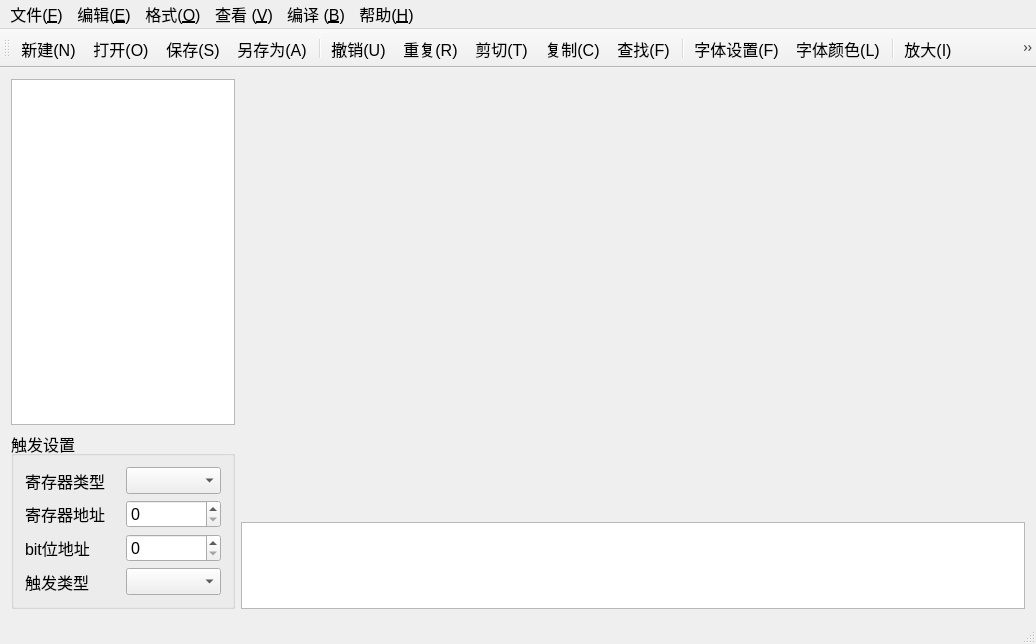
Before: the Qt Designer form codeeditor/qeditor.ui in leek520/WBP, drawn with Qt 5.
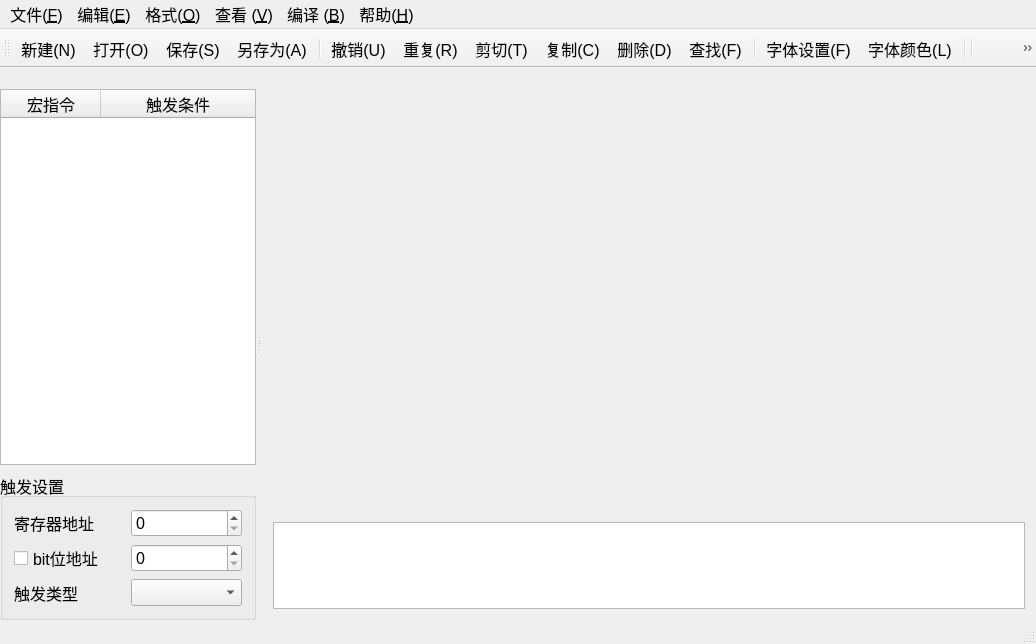
After: the same form once the commit is applied. Icons and pictures are not drawn. Custom widgets are drawn as their Qt base class.

The edit to the form file:
```diff
--- a/codeeditor/qeditor.ui
+++ b/codeeditor/qeditor.ui
@@ -22,82 +22,7 @@
    <string>宏指令编辑器</string>
   </property>
   <widget class="QWidget" name="centralWidget">
-   <layout class="QHBoxLayout" name="horizontalLayout" stretch="2,7">
-    <item>
-     <layout class="QVBoxLayout" name="verticalLayout" stretch="5,2">
-      <item>
-       <widget class="QTableWidget" name="tableWidget">
-        <property name="font">
-         <font>
-          <pointsize>12</pointsize>
-         </font>
-        </property>
-        <property name="columnCount">
-         <number>1</number>
-        </property>
-        <attribute name="horizontalHeaderVisible">
-         <bool>false</bool>
-        </attribute>
-        <attribute name="horizontalHeaderStretchLastSection">
-         <bool>true</bool>
-        </attribute>
-        <attribute name="verticalHeaderStretchLastSection">
-         <bool>false</bool>
-        </attribute>
-        <column/>
-       </widget>
-      </item>
-      <item>
-       <widget class="QGroupBox" name="groupBox">
-        <property name="title">
-         <string>触发设置</string>
-        </property>
-        <layout class="QGridLayout" name="gridLayout">
-         <item row="2" column="0">
-          <widget class="QLabel" name="label_6">
-           <property name="text">
-            <string>bit位地址</string>
-           </property>
-          </widget>
-         </item>
-         <item row="1" column="2">
-          <widget class="QSpinBox" name="regAddress"/>
-         </item>
-         <item row="1" column="0">
-          <widget class="QLabel" name="label_5">
-           <property name="text">
-            <string>寄存器地址</string>
-           </property>
-          </widget>
-         </item>
-         <item row="0" column="0">
-          <widget class="QLabel" name="label_2">
-           <property name="text">
-            <string>寄存器类型</string>
-           </property>
-          </widget>
-         </item>
-         <item row="0" column="2">
-          <widget class="QComboBox" name="regType"/>
-         </item>
-         <item row="2" column="2">
-          <widget class="QSpinBox" name="bitAddress"/>
-         </item>
-         <item row="3" column="0">
-          <widget class="QLabel" name="label_3">
-           <property name="text">
-            <string>触发类型</string>
-           </property>
-          </widget>
-         </item>
-         <item row="3" column="2">
-          <widget class="QComboBox" name="triggerType"/>
-         </item>
-        </layout>
-       </widget>
-      </item>
-     </layout>
-    </item>
+   <layout class="QHBoxLayout" name="horizontalLayout" stretch="7">
     <item>
      <layout class="QVBoxLayout" name="verticalLayout_2" stretch="10,2">
       <item>
@@ -227,18 +152,173 @@
    <addaction name="action_Redo"/>
    <addaction name="action_Cut"/>
    <addaction name="action_Copy"/>
+   <addaction name="action_Delete"/>
    <addaction name="action_Find"/>
    <addaction name="separator"/>
    <addaction name="action_Font"/>
    <addaction name="action_Color"/>
    <addaction name="separator"/>
-   <addaction name="action_Zoomout"/>
-   <addaction name="action_Zoomin"/>
    <addaction name="separator"/>
    <addaction name="action_Build"/>
    <addaction name="action_Clear"/>
   </widget>
   <widget class="QStatusBar" name="statusBar"/>
+  <widget class="QDockWidget" name="dockWidget">
+   <property name="features">
+    <set>QDockWidget::NoDockWidgetFeatures</set>
+   </property>
+   <attribute name="dockWidgetArea">
+    <number>1</number>
+   </attribute>
+   <widget class="QWidget" name="dockWidgetContents">
+    <layout class="QVBoxLayout" name="verticalLayout">
+     <property name="spacing">
+      <number>8</number>
+     </property>
+     <property name="leftMargin">
+      <number>0</number>
+     </property>
+     <property name="topMargin">
+      <number>0</number>
+     </property>
+     <property name="rightMargin">
+      <number>0</number>
+     </property>
+     <property name="bottomMargin">
+      <number>0</number>
+     </property>
+     <item>
+      <widget class="QTableWidget" name="tableWidget">
+       <property name="font">
+        <font>
+         <pointsize>12</pointsize>
+        </font>
+       </property>
+       <property name="columnCount">
+        <number>2</number>
+       </property>
+       <attribute name="horizontalHeaderVisible">
+        <bool>true</bool>
+       </attribute>
+       <attribute name="horizontalHeaderStretchLastSection">
+        <bool>true</bool>
+       </attribute>
+       <attribute name="verticalHeaderStretchLastSection">
+        <bool>false</bool>
+       </attribute>
+       <column>
+        <property name="text">
+         <string>宏指令</string>
+        </property>
+       </column>
+       <column>
+        <property name="text">
+         <string>触发条件</string>
+        </property>
+       </column>
+      </widget>
+     </item>
+     <item>
+      <widget class="QGroupBox" name="groupBox">
+       <property name="font">
+        <font>
+         <pointsize>12</pointsize>
+        </font>
+       </property>
+       <property name="title">
+        <string>触发设置</string>
+       </property>
+       <layout class="QGridLayout" name="gridLayout">
+        <item row="0" column="2">
+         <widget class="QSpinBox" name="regAddress">
+          <property name="minimumSize">
+           <size>
+            <width>0</width>
+            <height>25</height>
+           </size>
+          </property>
+          <property name="font">
+           <font>
+            <pointsize>12</pointsize>
+           </font>
+          </property>
+         </widget>
+        </item>
+        <item row="1" column="2">
+         <widget class="QSpinBox" name="bitAddress">
+          <property name="minimumSize">
+           <size>
+            <width>0</width>
+            <height>25</height>
+           </size>
+          </property>
+          <property name="font">
+           <font>
+            <pointsize>12</pointsize>
+           </font>
+          </property>
+          <property name="maximum">
+           <number>15</number>
+          </property>
+         </widget>
+        </item>
+        <item row="2" column="0">
+         <widget class="QLabel" name="label_3">
+          <property name="font">
+           <font>
+            <pointsize>12</pointsize>
+           </font>
+          </property>
+          <property name="text">
+           <string>触发类型</string>
+          </property>
+         </widget>
+        </item>
+        <item row="0" column="0">
+         <widget class="QLabel" name="label_5">
+          <property name="font">
+           <font>
+            <pointsize>12</pointsize>
+           </font>
+          </property>
+          <property name="text">
+           <string>寄存器地址</string>
+          </property>
+         </widget>
+        </item>
+        <item row="2" column="2">
+         <widget class="QComboBox" name="triggerType">
+          <property name="minimumSize">
+           <size>
+            <width>0</width>
+            <height>25</height>
+           </size>
+          </property>
+          <property name="font">
+           <font>
+            <pointsize>12</pointsize>
+           </font>
+          </property>
+         </widget>
+        </item>
+        <item row="1" column="0">
+         <widget class="QCheckBox" name="bitCheck">
+          <property name="font">
+           <font>
+            <pointsize>12</pointsize>
+           </font>
+          </property>
+          <property name="text">
+           <string>bit位地址</string>
+          </property>
+         </widget>
+        </item>
+       </layout>
+      </widget>
+     </item>
+    </layout>
+   </widget>
+  </widget>
   <action name="action_New">
    <property name="icon">
     <iconset resource="../application.qrc">
```
